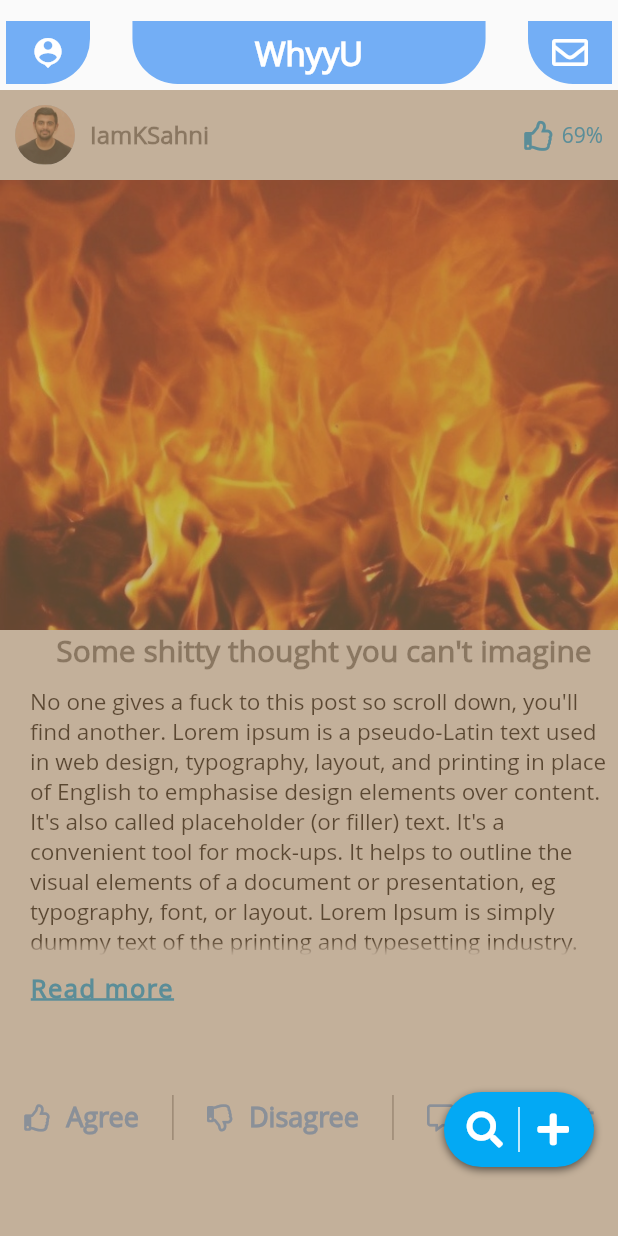
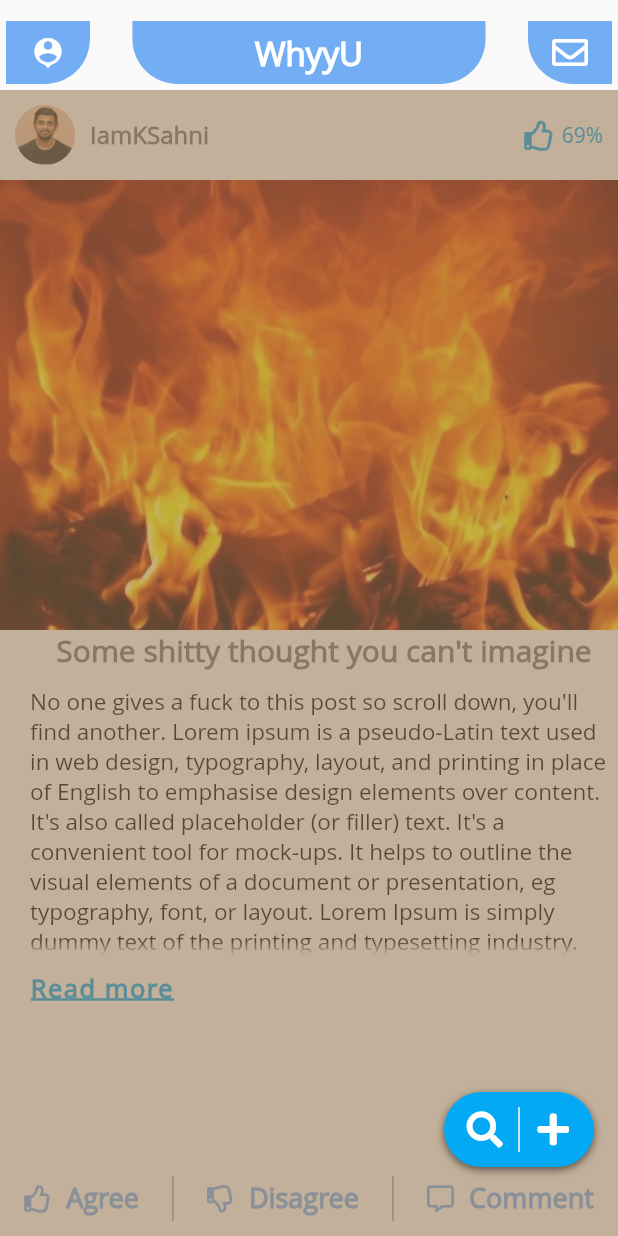
Before and after one commit to kunalsahni99/Xapp, a Flutter app: the MainPage screen opened directly, scrolled down 576 dp, after a tap on "IamKSahni", on a phone screen of 412 x 824 dp. Run offline on Flutter 3.47's test engine with Material 2 defaults, Android fonts, the phone set to English and light mode, and no system bars; our stand-ins replace auto_animated, bubble, circular_check_box, cloud_firestore, concentric_transition, dotted_border and 7 more; missing offline and left inert: fade, flappy_search_bar, flutter_page_transition, rect_getter; accounts and stored records are empty.

Commit message:
final commit

```diff
--- a/lib/home/mainpage.dart
+++ b/lib/home/mainpage.dart
@@ -7,6 +7,10 @@ import 'package:font_awesome_flutter/font_awesome_flutter.dart';
 import 'package:fade/fade.dart';
 import 'package:fluttertoast/fluttertoast.dart';
 
+import 'photo_details.dart';
+import '../transitions/ripple_right_up.dart';
+import '../utils/valley_quad_curve.dart';
+import 'search.dart';
 import 'profile.dart';
 import 'read_more.dart';
 import 'comments.dart';
@@ -14,7 +18,8 @@ import '../transitions/slide_top_route.dart';
 import 'add_post.dart';
 import '../utils/app_bar.dart';
 
-bool disAg = false, Ag = false;
+bool disAg = false,
+    Ag = false;
 
 class MainPage extends StatefulWidget {
   @override
@@ -56,7 +61,7 @@ class _MainPageState extends State<MainPage> {
       child: WillPopScope(
           onWillPop: _onWillPopScope,
           child: LayoutBuilder(
-          builder: (context, constraints){
+            builder: (context, constraints) {
               return Scaffold(
                 appBar: TopBar(title: 'WhyyU'),
                 body: PageView.builder(
@@ -64,9 +69,10 @@ class _MainPageState extends State<MainPage> {
                   controller: controller,
                   scrollDirection: Axis.vertical,
                   physics: BouncingScrollPhysics(),
-                itemBuilder: (context, index) => GestureDetector(
-                    onPanUpdate: (details){
-                      if (details.delta.dx > 0){
+                  itemBuilder: (context, index) =>
+                      GestureDetector(
+                        onPanUpdate: (details) {
+                          if (details.delta.dx > 0) {
                             //todo: right swipe
                             setState(() => Ag = true);
                             Timer(
@@ -74,7 +80,7 @@ class _MainPageState extends State<MainPage> {
                                     () => setState(() => Ag = false)
                             );
                           }
-                      else if (details.delta.dx < 0){
+                          else if (details.delta.dx < 0) {
                             //todo: left swipe
                             setState(() => disAg = true);
                             Timer(
@@ -83,11 +89,9 @@ class _MainPageState extends State<MainPage> {
                             );
                           }
                         },
-                    child: SinglePost()
+                        child: SinglePost(id: index),
                       ),
                 ),
-
-
 
                 floatingActionButton: Container(
                   decoration: BoxDecoration(
@@ -104,13 +108,16 @@ class _MainPageState extends State<MainPage> {
                   width: 100.0,
                   height: 50.0,
                   padding: EdgeInsets.only(left: 10.0, right: 10.0),
-                margin: EdgeInsets.only(bottom: constraints.maxHeight > 562.0 ? 30.0 : 40.0),
+                  margin: EdgeInsets.only(bottom: 30.0),
                   child: Row(
                     mainAxisAlignment: MainAxisAlignment.spaceAround,
                     children: <Widget>[
                       InkWell(
-                        onTap: () => Navigator.push(context, SlideTopRoute(page: AddPost())),
-                        child: Icon(FontAwesomeIcons.search, color: Colors.white)
+                          onTap: () =>
+                              Navigator.push(context, RippleRightUp(
+                                  page: Search(), isRightUp: true)),
+                          child: Icon(
+                              FontAwesomeIcons.search, color: Colors.white)
                       ),
 
                       Container(
@@ -120,8 +127,11 @@ class _MainPageState extends State<MainPage> {
                       ),
 
                       InkWell(
-                      onTap: () => Navigator.push(context, SlideTopRoute(page: AddPost())),
-                      child: Icon(FontAwesomeIcons.plus, color: Colors.white)
+                          onTap: () =>
+                              Navigator.push(context, RippleRightUp(
+                                  page: AddPost(), isRightUp: true)),
+                          child: Icon(
+                              FontAwesomeIcons.plus, color: Colors.white)
                       ),
                     ],
                   ),
@@ -135,19 +145,40 @@ class _MainPageState extends State<MainPage> {
 }
 
 class SinglePost extends StatefulWidget {
+  final int id;
+
+  SinglePost({this.id});
+
   @override
   _SinglePostState createState() => _SinglePostState();
 }
 
-class _SinglePostState extends State<SinglePost> with SingleTickerProviderStateMixin{
+class _SinglePostState extends State<SinglePost>
+    with SingleTickerProviderStateMixin {
+
+  goToPost(){
+    Navigator.push(context, SlideTopRoute(
+        page: ReadMore(
+          //todo: give all these values dynamically
+          title: "Some shitty thought you can\'t imagine",
+          desc: "In publishing and graphic design, Lorem ipsum is a placeholder text commonly used to demonstrate the visual form of a document or a typeface without relying on meaningful content. Lorem ipsum may be used before final copy is available, but it may also be used to temporarily replace copy in a process called greeking, which allows designers to consider form without the meaning of the text influencing the design.Lorem ipsum is typically a corrupted version of De finibus bonorum et malorum, a first-century BCE text by the Roman statesman and philosopher Cicero, with words altered, added, and removed to make it nonsensical, improper Latin.",
+          pUrl: 'images/pic.jpg',
+          picUrl: 'images/something.jpg',
+          ag: 5000,
+          disAg: 1000,
+          uName: 'IamKSahni',
+        )));
+  }
 
   @override
   Widget build(BuildContext context) {
     return LayoutBuilder(
-      builder: (context, constraints){
+      builder: (context, constraints) {
         return Stack(
           children: <Widget>[
-            Column(
+            Container(
+              height: constraints.maxHeight,
+              child: Column(
                 children: <Widget>[
                   Row(
                     mainAxisAlignment: MainAxisAlignment.spaceBetween,
@@ -162,7 +193,16 @@ class _SinglePostState extends State<SinglePost> with SingleTickerProviderStateM
                           ),
 
                           GestureDetector(
-                          onTap: () => Navigator.push(context, SlideTopRoute(page: Profile(isViewedProfile: true))),
+                            onTap: () =>
+                                Navigator.push(context, SlideTopRoute(page: Profile(
+                                    pUrl: 'images/pic.jpg',
+                                    uName: 'IamKSahni',
+                                    name: 'Kunal Sahni',
+                                    bio: 'Fuckin Asshole',
+                                    followers: '500',
+                                    following: '250',
+                                    isViewedProfile: true
+                                ))),
                             child: Text('IamKSahni',
                               style: TextStyle(
                                   color: Colors.black54,
@@ -178,7 +218,8 @@ class _SinglePostState extends State<SinglePost> with SingleTickerProviderStateM
                         padding: EdgeInsets.only(right: 10.0),
                         child: Row(
                           children: <Widget>[
-                          Icon(FontAwesomeIcons.thumbsUp, color: Colors.lightBlue, size: 20.0),
+                            Icon(FontAwesomeIcons.thumbsUp, color: Colors.lightBlue,
+                                size: 20.0),
                             //todo: find agree %age nd show it here
                             Padding(
                               padding: EdgeInsets.only(left: 5.0),
@@ -194,10 +235,42 @@ class _SinglePostState extends State<SinglePost> with SingleTickerProviderStateM
                     ],
                   ),
 
-                Image.asset('images/something.jpg',
+                  GestureDetector(
+                    onTap: () {
+                      Navigator.push(context, MaterialPageRoute(
+                          builder: (_) => PhotoDetails(pUrl: 'images/something.jpg',
+                              title: 'Some shitty thought you can\'t imagine',
+                              id: widget.id)
+                      ));
+                    },
+                    child: Hero(
+                      tag: widget.id,
+                      flightShuttleBuilder: (BuildContext flightContext,
+                          Animation<double> animation,
+                          HeroFlightDirection flightDirection,
+                          BuildContext fromHeroContext,
+                          BuildContext toHeroContext) {
+                        final Hero toHero = toHeroContext.widget;
+
+                        return FadeTransition(
+                          opacity: animation.drive(
+                            Tween<double>(begin: 0.0, end: 1.0).chain(
+                                CurveTween(
+                                    curve: Interval(0.0, 1.0,
+                                        curve: ValleyQuadraticCurve()
+                                    )
+                                )
+                            ),
+                          ),
+                          child: toHero.child,
+                        );
+                      },
+                      child: Image.asset('images/something.jpg',
                         width: MediaQuery.of(context).size.width,
-                  height: constraints.maxHeight > 562.0 ? 300.0 : 200.0,
                         fit: BoxFit.fitWidth,
+                        height: constraints.maxHeight > 720 ? 300 : 200,
+                      ),
+                    ),
                   ),
 
                   //TODO: heading
@@ -215,16 +288,20 @@ class _SinglePostState extends State<SinglePost> with SingleTickerProviderStateM
                   ),
 
                   //todo: description
-                Container(
+                  GestureDetector(
+                    onTap: () => goToPost(),
+                    child: Container(
                       padding: EdgeInsets.only(left: 20.0, top: 10.0),
-                  child: Text("No one gives a fuck to this post so scroll down, you'll find another. Lorem ipsum is a pseudo-Latin text used in web design, typography, layout, and printing in place of English to emphasise design elements over content. It's also called placeholder (or filler) text. It's a convenient tool for mock-ups. It helps to outline the visual elements of a document or presentation, eg typography, font, or layout. Lorem Ipsum is simply dummy text of the printing and typesetting industry. Lorem Ipsum has been the industry's standard dummy text ever since the 1500s, when an unknown printer took a galley of type and scrambled it to make a type specimen book.",
+                      child: Text(
+                        "No one gives a fuck to this post so scroll down, you'll find another. Lorem ipsum is a pseudo-Latin text used in web design, typography, layout, and printing in place of English to emphasise design elements over content. It's also called placeholder (or filler) text. It's a convenient tool for mock-ups. It helps to outline the visual elements of a document or presentation, eg typography, font, or layout. Lorem Ipsum is simply dummy text of the printing and typesetting industry. Lorem Ipsum has been the industry's standard dummy text ever since the 1500s, when an unknown printer took a galley of type and scrambled it to make a type specimen book.",
                         style: TextStyle(
                           color: Colors.black,
                           fontSize: 15.0,
                         ),
+                        maxLines: constraints.maxHeight > 720 ? 9 : 6,
                         overflow: TextOverflow.fade,
-                    maxLines: constraints.maxHeight > 562.0 ? 9 : 6,
                         textAlign: TextAlign.start,
+                      ),
                     ),
                   ),
 
@@ -245,37 +322,31 @@ class _SinglePostState extends State<SinglePost> with SingleTickerProviderStateM
                             children: <TextSpan>[
                               TextSpan(
                                 text: 'Read more',
-                              recognizer: TapGestureRecognizer()..onTap = (){
-                                Navigator.push(context, SlideTopRoute(page: ReadMore(
-                                  //todo: give all these values dynamically
-                                  title: "Some shitty thought you can\'t imagine",
-                                  desc: "In publishing and graphic design, Lorem ipsum is a placeholder text commonly used to demonstrate the visual form of a document or a typeface without relying on meaningful content. Lorem ipsum may be used before final copy is available, but it may also be used to temporarily replace copy in a process called greeking, which allows designers to consider form without the meaning of the text influencing the design.Lorem ipsum is typically a corrupted version of De finibus bonorum et malorum, a first-century BCE text by the Roman statesman and philosopher Cicero, with words altered, added, and removed to make it nonsensical, improper Latin.",
-                                  pUrl: 'images/pic.jpg',
-                                  picUrl: 'images/something.jpg',
-                                  ag: 5000,
-                                  disAg: 1000,
-                                  uName: 'IamKSahni',
-                                )));
-                              },
+                                recognizer: TapGestureRecognizer()
+                                  ..onTap = () => goToPost(),
                               )
                             ]
                         ),
                       )
                   ),
 
+                  Spacer(),
+
                   //todo: buttons
                   Container(
-                  padding: EdgeInsets.only(top: constraints.maxHeight > 562.0 ? 60.0 : 30.0, left: 5.0, right: 5.0),
+                    padding: EdgeInsets.only(left: 5.0, right: 5.0, bottom: 10.0),
                     width: MediaQuery.of(context).size.width,
                     color: Colors.transparent,
                     child: Row(
                       mainAxisAlignment: MainAxisAlignment.spaceAround,
                       children: <Widget>[
                         InkWell(
-                        onTap: (){},
+                          onTap: () {},
                           child: Row(
                             children: <Widget>[
-                            Icon(FontAwesomeIcons.thumbsUp, color: Color(0xff73aef5), size: 18.0),
+                              Icon(
+                                  FontAwesomeIcons.thumbsUp, color: Color(0xff73aef5),
+                                  size: 18.0),
                               Padding(
                                 padding: EdgeInsets.only(left: 10.0),
                                 child: Text('Agree',
@@ -297,10 +368,11 @@ class _SinglePostState extends State<SinglePost> with SingleTickerProviderStateM
                         ),
 
                         InkWell(
-                        onTap: (){},
+                          onTap: () {},
                           child: Row(
                             children: <Widget>[
-                            Icon(FontAwesomeIcons.thumbsDown, color: Color(0xff73aef5), size: 18.0),
+                              Icon(FontAwesomeIcons.thumbsDown,
+                                  color: Color(0xff73aef5), size: 18.0),
                               Padding(
                                 padding: EdgeInsets.only(left: 10.0),
                                 child: Text('Disagree',
@@ -322,12 +394,14 @@ class _SinglePostState extends State<SinglePost> with SingleTickerProviderStateM
                         ),
 
                         InkWell(
-                        onTap: (){
-                          Navigator.push(context, MaterialPageRoute(builder: (_) => Comments()));
+                          onTap: () {
+                            Navigator.push(context,
+                                MaterialPageRoute(builder: (_) => Comments()));
                           },
                           child: Row(
                             children: <Widget>[
-                            Icon(FontAwesomeIcons.commentAlt, color: Color(0xff73aef5), size: 18.0),
+                              Icon(FontAwesomeIcons.commentAlt,
+                                  color: Color(0xff73aef5), size: 18.0),
                               Padding(
                                 padding: EdgeInsets.only(left: 10.0),
                                 child: Text('Comment',
@@ -345,6 +419,7 @@ class _SinglePostState extends State<SinglePost> with SingleTickerProviderStateM
                     ),
                   )
                 ],
+              ),
             ),
 
             Fade(
@@ -364,7 +439,7 @@ class _SinglePostState extends State<SinglePost> with SingleTickerProviderStateM
             ),
           ],
         );
-      },
+      }
     );
   }
 }
--- a/pubspec.yaml
+++ b/pubspec.yaml
@@ -45,6 +45,10 @@ dev_dependencies:
   bubble: ^1.1.9+1
   flutter_launcher_icons: ^0.7.4
   rect_getter: ^0.1.0
+  flutter_page_transition: ^0.1.6
+  photo_view: ^0.9.2
+  flappy_search_bar: ^1.7.2
+  concentric_transition: ^0.1.1
 
 flutter_icons:
   android: true
```
Also changed, not shown: lib/home/profile.dart (+25 -10 lines), lib/home/user_avatar.dart (+21 -0 lines), lib/main.dart (+20 -4 lines), lib/utils/prefs.dart (+5 -2 lines). Lines whose indentation alone changed are shown as unchanged.
